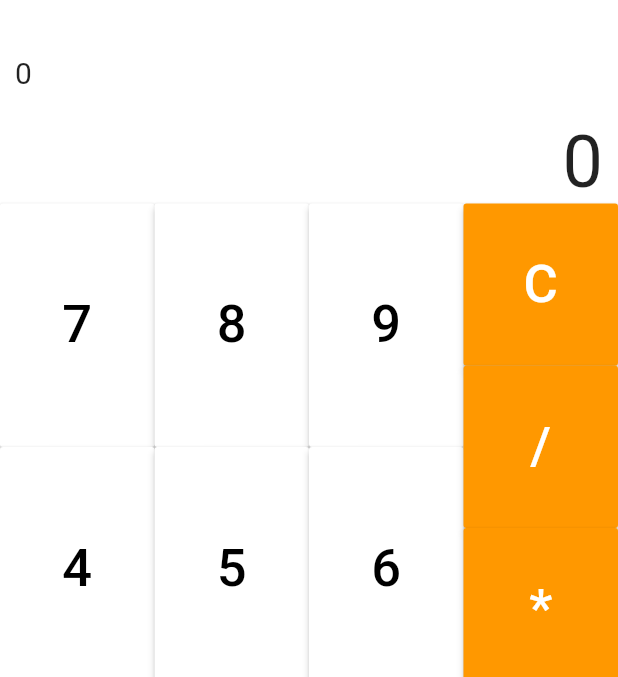
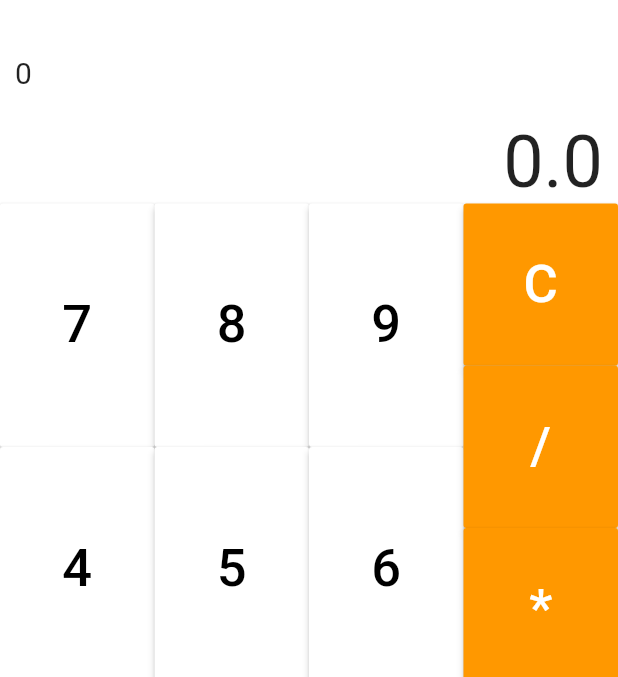
Before and after one commit to mincheol-shin/flutter_tutorial, a Flutter app: the screen it shows after launch, on a phone screen of 412 x 824 dp, the part 59-736 px from its top. Run offline on Flutter 3.47's test engine with Material 2 defaults, Android fonts, the phone set to English and light mode, and no system bars.

Commit message:
second week practice_ logic
로직을 조금 했는데 리스트 다루는 법에서 모르는 부분들이 있어서 완성시키지는 못했습니다 ㅜㅜ..!

```diff
--- a/second_week_pratice/lib/main.dart
+++ b/second_week_pratice/lib/main.dart
@@ -1,15 +1,6 @@
 import 'package:flutter/material.dart';
 
-void main() => runApp(MyApp());
-
-class MyApp extends StatelessWidget {
-  @override
-  Widget build(BuildContext context) {
-    return MaterialApp(
-      home: Calculator(),
-    );
-  }
-}
+void main() => runApp(MaterialApp(home: Calculator()));
 
 class Calculator extends StatefulWidget {
   @override
@@ -17,45 +8,61 @@ class Calculator extends StatefulWidget {
 }
 
 class _CalculatorState extends State<Calculator> {
+
+  //계산기 로직
   double num1 = 0.0;
   double num2 = 0.0;
-  String output = "0";
-  String sign = "";
+  double result = 0.0;
 
-  ButtonPressed(var button_txt) {
-    if (button_txt == "C") {
-      double num1 = 0.0;
-      double num2 = 0.0;
-      String output = "0";
-      String sign = "";
-    } else if (button_txt == "+" ||
-        button_txt == "-" ||
-        button_txt == "/" ||
-        button_txt == "*") {}
+  void buttonPressed(List<dynamic> buttonTxt) {
+
+    //1. 받은 숫자를 표시해야하는데 리스트로 받은 숫자를 바로 result로 보내는 법을 잘 모르겠습니다.
+    //2. 리스트를 초기화 하는 법을 모르겠습니당 ㅜ
+
+    //result에 버튼 누른 숫자를 받는 곳
+
+
+    if (buttonTxt is String) {
+
+      //리스트로 받은 숫자들을 자릿수에 맞게 합치는 법
+      for (int a = 0; a < buttonTxt.length - 1; a++) {
+        buttonTxt as num;
+        num2 = num2 * 10 + buttonTxt[a];
       }
 
-  FlatButton(String button_txt, Color button_color, Color txt_color) {
-    return Expanded(
-      child: RaisedButton(
-        onPressed: () {
-          ButtonPressed(button_txt);
-        },
-        child: Container(
-          width: double.infinity,
-          height: double.infinity,
-          child: Center(
-            child: Text(
-              '$button_txt',
-              style: TextStyle(
-                fontSize: 35,
-                color: txt_color,
-              ),
-            ),
-          ),
-        ),
-        color: button_color,
-      ),
-    );
+      // 각 연산기호에 맞게 구현해본 것.
+      if (buttonTxt == "C") {
+        num1 = 0.0;
+        num2 = 0.0;
+        result = 0;
+      } else if (buttonTxt == "+" ||
+          buttonTxt == "-" ||
+          buttonTxt == "/" ||
+          buttonTxt == "*") {
+        switch (buttonTxt[buttonTxt.length - 1]) {
+          case ("+"):
+            num1 = num1 + num2;
+            result=0;
+            break;
+          case ("-"):
+            num1 = num1 - num2;
+            result=0;
+            break;
+          case ("/"):
+            num1 = num1 / num2;
+            result=0;
+            break;
+          case ("*"):
+            num1 = num1 * num2;
+            result=0;
+            break;
+        }
+        //리스트를 초기화 시킬 자리.
+
+      } else if (buttonTxt == "=") {
+        result=num1;
+      }
+    }
   }
 
   @override
@@ -73,8 +80,7 @@ class _CalculatorState extends State<Calculator> {
           style: TextStyle(color: Colors.black),
         )),
       ),
-      body: Container(
-        child: Column(
+      body: Column(
         children: <Widget>[
           //계산 과정 보여주는 텍스트
           Container(
@@ -90,54 +96,51 @@ class _CalculatorState extends State<Calculator> {
             alignment: Alignment.centerRight,
             padding: const EdgeInsets.fromLTRB(10, 20, 10, 0),
             child: Text(
-                "0",
+              "$result",
               style: TextStyle(fontSize: 48.0),
             ),
           ),
 
-            Expanded(
+          Flexible(
             flex: 1,
             child: Row(
               children: <Widget>[
                 //숫자 연산 ui
-                  Expanded(
+                Flexible(
                   flex: 3,
                   child: Column(
-                      mainAxisAlignment: MainAxisAlignment.center,
                     children: <Widget>[
                       Flexible(
+                        flex: 1,
                         child: Row(
-                            mainAxisAlignment: MainAxisAlignment.center,
                           children: <Widget>[
-                              FlatButton('7', Colors.white, Colors.black),
-                              FlatButton('8', Colors.white, Colors.black),
-                              FlatButton('9', Colors.white, Colors.black),
+                            flatButton('7', Colors.white, Colors.black),
+                            flatButton('8', Colors.white, Colors.black),
+                            flatButton('9', Colors.white, Colors.black),
                           ],
                         ),
                       ),
                       Flexible(
+                        flex: 1,
                         child: Row(
-                            mainAxisAlignment: MainAxisAlignment.center,
                           children: <Widget>[
-                              FlatButton('4', Colors.white, Colors.black),
-                              FlatButton('5', Colors.white, Colors.black),
-                              FlatButton('6', Colors.white, Colors.black),
+                            flatButton('4', Colors.white, Colors.black),
+                            flatButton('5', Colors.white, Colors.black),
+                            flatButton('6', Colors.white, Colors.black),
                           ],
                         ),
                       ),
                       Flexible(
+                        flex: 1,
                         child: Row(
-                            mainAxisAlignment: MainAxisAlignment.center,
                           children: <Widget>[
-                              FlatButton('1', Colors.white, Colors.black),
-                              FlatButton('2', Colors.white, Colors.black),
-                              FlatButton('3', Colors.white, Colors.black),
+                            flatButton('1', Colors.white, Colors.black),
+                            flatButton('2', Colors.white, Colors.black),
+                            flatButton('3', Colors.white, Colors.black),
                           ],
                         ),
                       ),
-                        Flexible(
-                          child: FlatButton('0', Colors.white, Colors.black),
-                        ),
+                      flatButton('0', Colors.white, Colors.black),
                     ],
                   ),
                 ),
@@ -148,12 +151,12 @@ class _CalculatorState extends State<Calculator> {
                   child: Column(
                       mainAxisAlignment: MainAxisAlignment.center,
                       children: <Widget>[
-                          FlatButton('C', Colors.orange, Colors.white),
-                          FlatButton('/', Colors.orange, Colors.white),
-                          FlatButton('*', Colors.orange, Colors.white),
-                          FlatButton('-', Colors.orange, Colors.white),
-                          FlatButton('+', Colors.orange, Colors.white),
-                          FlatButton('=', Colors.orange, Colors.white),
+                        flatButton('C', Colors.orange, Colors.white),
+                        flatButton('/', Colors.orange, Colors.white),
+                        flatButton('*', Colors.orange, Colors.white),
+                        flatButton('-', Colors.orange, Colors.white),
+                        flatButton('+', Colors.orange, Colors.white),
+                        flatButton('=', Colors.orange, Colors.white),
                       ]),
                 ),
               ],
@@ -161,6 +164,28 @@ class _CalculatorState extends State<Calculator> {
           ),
         ],
       ),
+    );
+  }
+
+  Flexible flatButton(var buttonTxt, Color buttonColor, Color txtColor) {
+    return Flexible(
+      flex: 1,
+      child: Container(
+        width: double.infinity,
+        height: double.infinity,
+        child: RaisedButton(
+          color: buttonColor,
+          onPressed: () {
+            buttonPressed(buttonTxt);
+          },
+          child: Text(
+            '$buttonTxt',
+            style: TextStyle(
+              fontSize: 35,
+              color: txtColor,
+            ),
+          ),
+        ),
       ),
     );
   }
```
Lines whose indentation alone changed are shown as unchanged.
